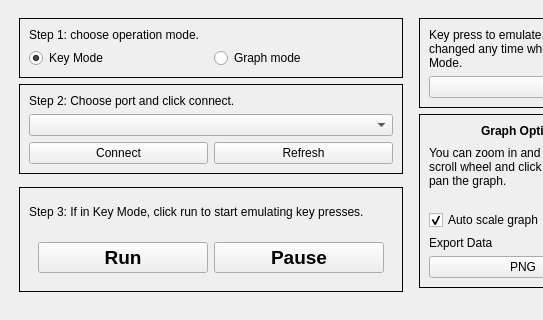
Qt form connect.ui (BB121-LAB/arduino_connect) before a commit; both pictures show x 0 to 543 and y 0 to 320 of the 1045 by 415 pixel window.
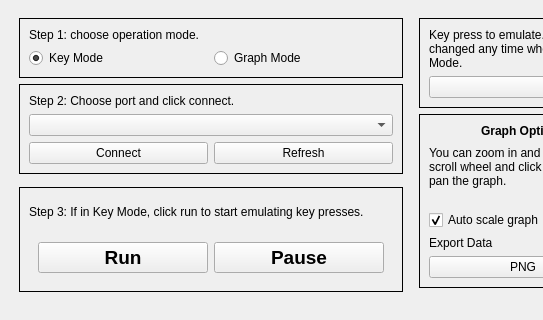
The same form after that commit. Custom widgets are drawn as their Qt base class.

```diff
--- a/connect.ui
+++ b/connect.ui
@@ -170,7 +170,7 @@
               <item>
                <widget class="QRadioButton" name="radioButton_graph">
                 <property name="text">
-                 <string>Graph mode</string>
+                 <string>Graph Mode</string>
                 </property>
                </widget>
               </item>
```
Left out of the diff: 2 changed lines with no effect on the pictures.
